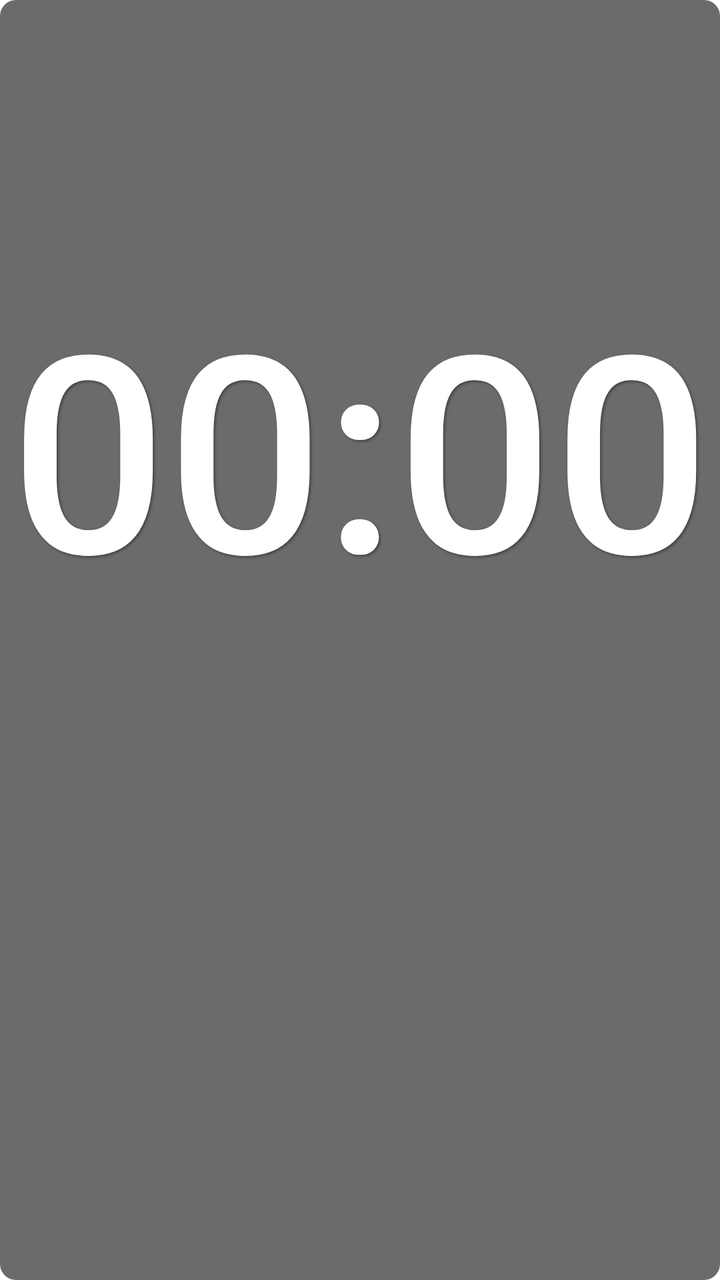
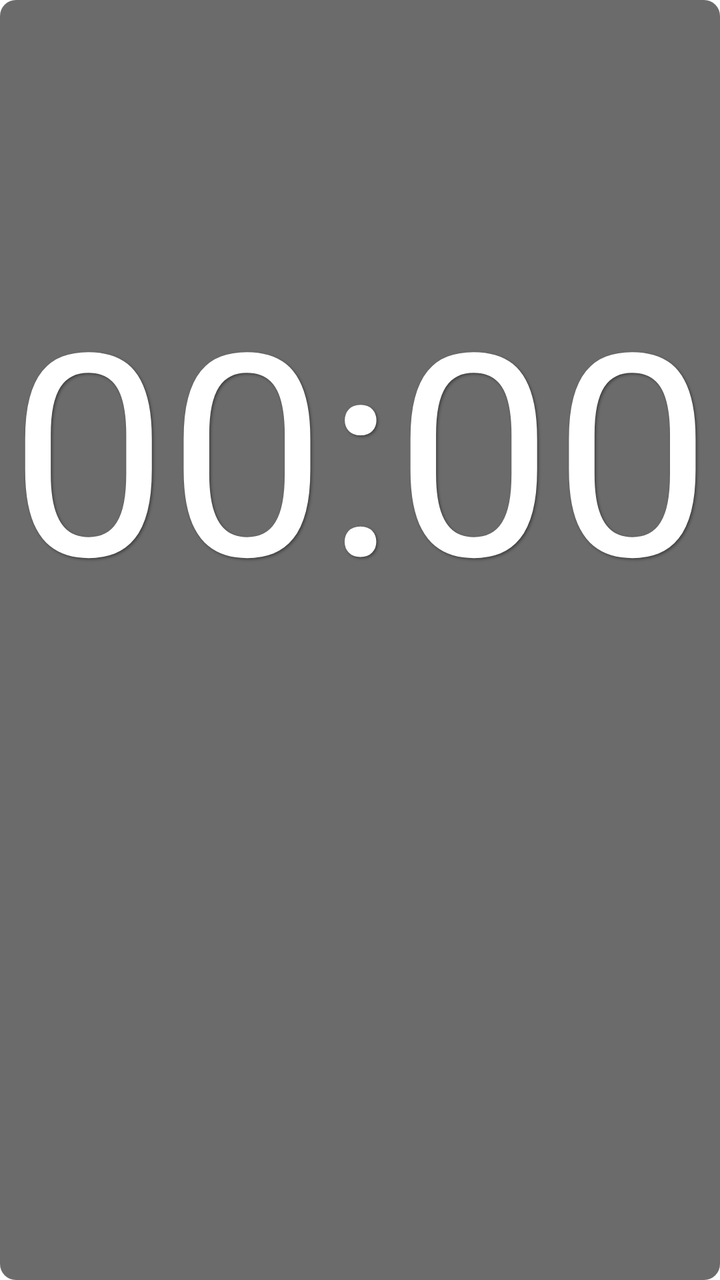

Compare the two renders of this Android layout. The source of the first and the diff that turns it into the second are given below.
<!-- AndroidManifest.xml: fallback theme Theme.MaterialComponents.DayNight.NoActionBar -->
<!-- res/layout/widget_clock.xml -->
<?xml version="1.0" encoding="utf-8"?>
<LinearLayout xmlns:android="http://schemas.android.com/apk/res/android"
    android:id="@+id/widget_root"
    android:layout_width="match_parent"
    android:layout_height="match_parent"
    android:background="@drawable/widget_background"
    android:gravity="center"
    android:orientation="vertical"
    android:padding="4dp">
     
    
    <TextClock
        android:id="@+id/txt_time"
        android:fontFeatureSettings="tnum"
        android:fontFamily="sans-serif-medium"
        android:layout_width="match_parent"
        android:layout_height="0dp"
        android:layout_weight="5"
        android:autoSizeMaxTextSize="300sp"
        android:autoSizeMinTextSize="8sp"
        android:autoSizeStepGranularity="1sp"
        android:autoSizeTextType="uniform"
        android:format12Hour="HH:mm"
        android:format24Hour="HH:mm"
        android:gravity="center"
        android:includeFontPadding="false"
        android:maxLines="1"
        android:shadowColor="#66000000"
        android:shadowDx="2"
        android:shadowDy="2"
        android:shadowRadius="3"
        android:textColor="#FFFFFF"
         />
     

    
    <TextView
        android:id="@+id/txt_date"
        android:fontFamily="sans-serif-medium"
        android:layout_width="match_parent"
        android:layout_height="0dp"
        android:layout_weight="2"
        android:autoSizeMaxTextSize="200sp"
        android:autoSizeMinTextSize="6sp"
        android:autoSizeStepGranularity="1sp"
        android:autoSizeTextType="uniform"
        android:gravity="center"
        android:includeFontPadding="false"
        android:maxLines="1"
        android:shadowColor="#66000000"
        android:shadowDx="2"
        android:shadowDy="2"
        android:shadowRadius="3"
        android:textColor="#FFFFFF"
         />
     

</LinearLayout>
<!-- resources referenced by this layout -->
<resources>
  <!-- drawable widget_background (drawable) -->
  <?xml version="1.0" encoding="utf-8"?>
  <shape xmlns:android="http://schemas.android.com/apk/res/android"
      android:shape="rectangle">
  
      
      <solid android:color="#94000000" />
  
      
      <corners android:radius="8dp" />
  
  </shape>
</resources>

<!-- the commit's change to res/layout/widget_clock.xml (unified diff, before → after) -->
@@ -12,7 +12,7 @@
     <TextClock
         android:id="@+id/txt_time"
         android:fontFeatureSettings="tnum"
-        android:fontFamily="sans-serif-medium"
+        android:fontFamily="sans-serif"
         android:layout_width="match_parent"
         android:layout_height="0dp"
         android:layout_weight="5"
